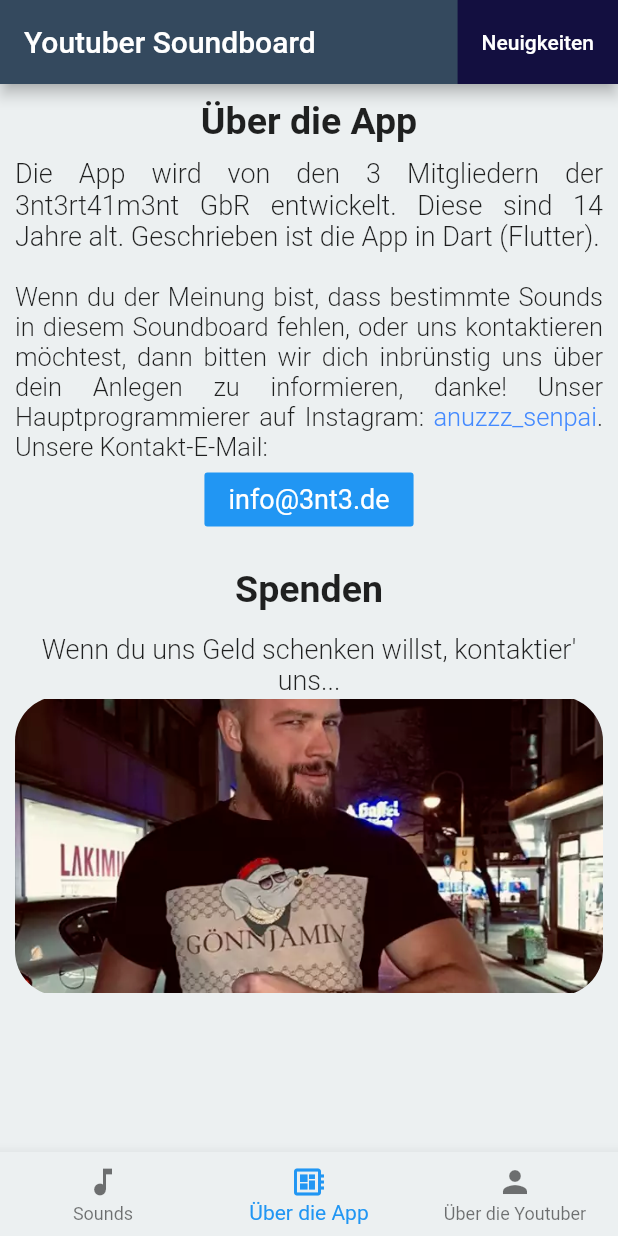
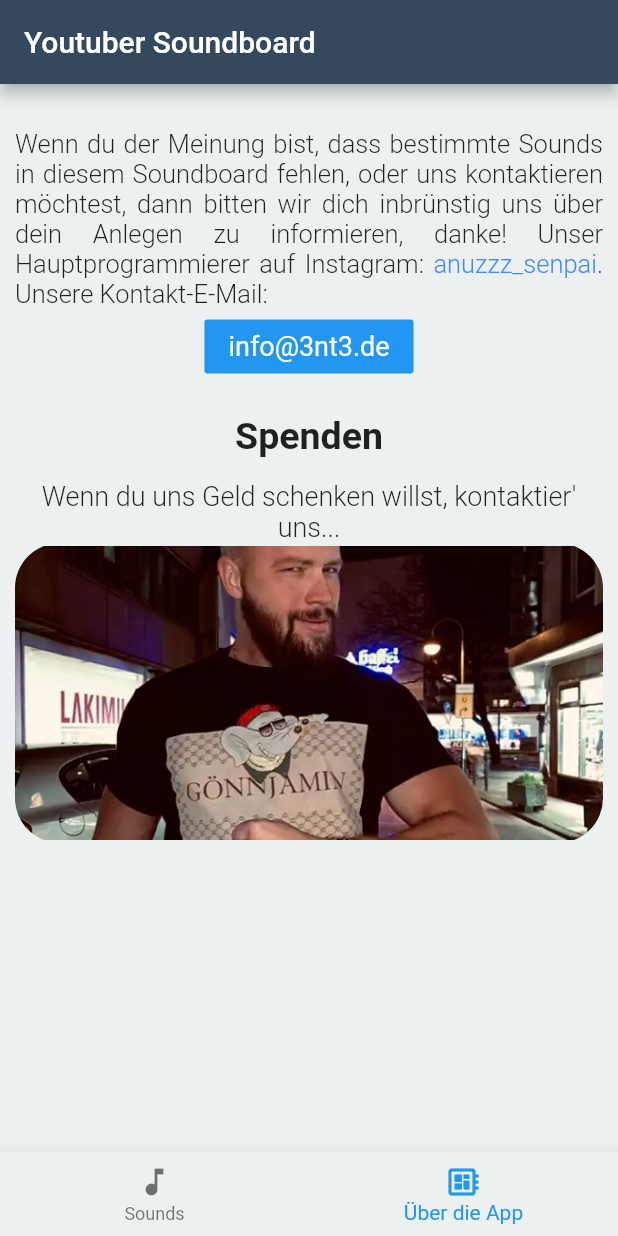
Before and after one commit to entenclub/soundboard, a Flutter app: the screen it shows after launch, item 2 of the bottom bar chosen, on a phone screen of 412 x 824 dp. Run offline on Flutter 3.47's test engine with Material 2 defaults, Android fonts, the phone set to English and light mode, and no system bars; our stand-ins replace audioplayers; missing offline and left inert: esys_flutter_share.

Commit message:
remove useless about page and add güd ideaz

```diff
--- a/lib/main.dart
+++ b/lib/main.dart
@@ -1,21 +1,27 @@
 import 'package:flutter/material.dart';
 import 'pages/soundboard.dart';
 import 'pages/aboutTheApp.dart';
-import 'pages/about.dart';
 
-void main() => runApp(MyApp());
 
-class MyApp extends StatefulWidget {
+void main() => runApp(
+      SoundBoard(),
+    );
+
+class SoundBoard extends StatefulWidget {
   final String title;
   static final navKey = new GlobalKey<NavigatorState>();
-  const MyApp({Key navKey, this.title}) : super(key: navKey);
+  const SoundBoard({Key navKey, this.title}) : super(key: navKey);
 
   @override
   State<StatefulWidget> createState() {
-    return MyAppState();
-}}
+    return SoundBoardState();
+  }
+}
 
-class MyAppState extends State<MyApp> {
+class SoundBoardState extends State<SoundBoard>
+    with SingleTickerProviderStateMixin {
+  PageController _pageController;
+  int _currentPage = 0;
 
   Future<void> popUpAlert(BuildContext context) {
     return showDialog<void>(
@@ -25,28 +31,21 @@ class MyAppState extends State<MyApp> {
           shrinkWrap: true,
           padding: const EdgeInsets.all(20.0),
           children: <Widget>[
-          Center(child: AlertDialog(
-        title: Text('Neuigkeiten'),
-        content: RichText(text: TextSpan(
-          children: <TextSpan>[
-          TextSpan(text: 'Die neue Version 2.187 bringt folgendes'
-          + ' mit sich: \n• Neue Sounds + Youtuber \n• Sounds können nun geteilt werden (lange Halten)\n•'
-          + ' Ein E-Mail- & Spendenknopf \n• Nur zur Info: Wir arbeiten momentan daran, dass man in der App den'
-          + ' Systembenachrichtigungston ändern kann. Dies ist jedoch noch nicht in dieser Version enthalten.'
-          , style: TextStyle(fontSize: 17, color: Colors.black))])),
-        actions: <Widget>[
-          FlatButton(
-            child: Text('Ok'),
-            onPressed: () {
-              Navigator.of(context).pop();
-})]))]);});}
+            Center(),
+          ],
+        );
+      },
+    );
+  }
 
-  int selectedPage = 0;
-  final _options = [Soundboard(), AboutTheApp(), About()];
+  final _options = [
+    Soundboard(),
+    AboutTheApp(),
+  ];
 
   Widget build(BuildContext context) {
     return MaterialApp(
-      navigatorKey: MyApp.navKey,
+      navigatorKey: SoundBoard.navKey,
       home: Scaffold(
         backgroundColor: Color.fromRGBO(236, 240, 241, 1),
         appBar: AppBar(
@@ -55,28 +54,66 @@ class MyAppState extends State<MyApp> {
           actions: <Widget>[
             Container(
               margin: const EdgeInsets.only(right: 0),
-              decoration: BoxDecoration(
-              color: Color.fromRGBO(19, 15, 64,1)),
-              child: FlatButton(textColor: Colors.white, onPressed: () => popUpAlert(MyApp.navKey.currentState.overlay.context), child: Text("Neuigkeiten"))
-            )],
+              decoration: BoxDecoration(color: Color.fromRGBO(19, 15, 64, 1)),
             ),
-        body: _options[selectedPage],
+          ],
+        ),
+        body: _options[_currentPage],
         bottomNavigationBar: BottomNavigationBar(
           backgroundColor: Color.fromRGBO(236, 240, 241, 1),
-          currentIndex: selectedPage,
+          currentIndex: _currentPage,
           onTap: (int index) {
             setState(
               () {
-                selectedPage = index;
-});},
+                _currentPage = index;
+              },
+            );
+          },
           items: [
             BottomNavigationBarItem(
               icon: Icon(Icons.music_note),
               title: Text("Sounds"),
             ),
             BottomNavigationBarItem(
-                icon: Icon(Icons.developer_board), title: Text("Über die App")),
-            BottomNavigationBarItem(
-              icon: Icon(Icons.person),
-              title: Text("Über die Youtuber"),
-)])));}}
+              icon: Icon(Icons.developer_board),
+              title: Text("Über die App"),
+            ),
+          ],
+        ),
+      ),
+    );
+  }
+}
+
+// useless tingZZZ
+
+/* child: AlertDialog(
+                title: Text('Neuigkeiten'),
+                content: RichText(
+                  text: TextSpan(
+                    children: <TextSpan>[
+                      TextSpan(
+                          text: 'Die neue Version 2.187 bringt folgendes' +
+                              ' mit sich: \n• Neue Sounds + Youtuber \n• Sounds können nun geteilt werden (lange Halten)\n•' +
+                              ' Ein E-Mail- & Spendenknopf \n• Nur zur Info: Wir arbeiten momentan daran, dass man in der App den' +
+                              ' Systembenachrichtigungston ändern kann. Dies ist jedoch noch nicht in dieser Version enthalten.',
+                          style: TextStyle(fontSize: 17, color: Colors.black))
+                    ],
+                  ),
+                ),
+                actions: <Widget>[
+                  FlatButton(
+                    child: Text('Ok'),
+                    onPressed: () {
+                      Navigator.of(context).pop();
+                    },
+                  )
+                ],
+              ), */
+
+/* child: FlatButton(
+                textColor: Colors.white,
+                onPressed: () =>
+                    popUpAlert(SoundBoard.navKey.currentState.overlay.context),
+                child: Text("Neuigkeiten"),
+              ), */
--- a/lib/pages/aboutTheApp.dart
+++ b/lib/pages/aboutTheApp.dart
@@ -1,40 +1,44 @@
 import 'package:flutter/material.dart';
 import 'package:url_launcher/url_launcher.dart';
 
-final String donationUrl = "https://paypal.me/goennjamin187";
 final String mail = "mailto:info@3nt3.de?subject=Youtuber Soundboard";
 
 class AboutTheApp extends StatelessWidget {
   Widget build(BuildContext context) {
-    return ListView(children: <Widget>[Padding(
+    return ListView(
+      children: <Widget>[
+        Padding(
           padding: EdgeInsets.all(10),
-        child:  Column(
+          child: Column(
             children: <Widget>[
-              Text(
-                'Über die App',
-                style: TextStyle(
-                  fontSize: 25,
-                  fontWeight: FontWeight.bold,
-                ),
-              ),
-              Padding(
-                padding: EdgeInsets.only(top: 10),
-                child: Text(
-                "Die App wird von den 3 Mitgliedern der 3nt3rt41m3nt GbR entwickelt. Diese sind 14 Jahre alt. Geschrieben ist die App in Dart (Flutter).",
-                textAlign: TextAlign.justify,
-                style: TextStyle(fontSize: 18, fontWeight: FontWeight.w300),
-              )),
               Padding(
                 padding: EdgeInsets.only(top: 20),
                 child: RichText(
                   textAlign: TextAlign.justify,
-              text: TextSpan(style: DefaultTextStyle.of(context).style,
+                  text: TextSpan(
+                    style: DefaultTextStyle.of(context).style,
                     children: <TextSpan>[
-              TextSpan(text:"Wenn du der Meinung bist, dass bestimmte Sounds in diesem Soundboard fehlen, oder uns kontaktieren möchtest, dann bitten wir dich inbrünstig uns über dein Anlegen zu informieren, danke! Unser Hauptprogrammierer auf Instagram:",
-              style: TextStyle(fontSize: 17, fontWeight: FontWeight.w300, )),
-              TextSpan(text: " anuzzz_senpai", style: TextStyle(fontSize: 17, fontWeight: FontWeight.w300, color: Colors.blueAccent)),
-              TextSpan(text: ". Unsere Kontakt-E-Mail:", style: TextStyle(fontSize: 17, fontWeight: FontWeight.w300))
-            ]))
+                      TextSpan(
+                        text:
+                            "Wenn du der Meinung bist, dass bestimmte Sounds in diesem Soundboard fehlen, oder uns kontaktieren möchtest, dann bitten wir dich inbrünstig uns über dein Anlegen zu informieren, danke! Unser Hauptprogrammierer auf Instagram:",
+                        style: TextStyle(
+                          fontSize: 17,
+                          fontWeight: FontWeight.w300,
+                        ),
+                      ),
+                      TextSpan(
+                          text: " anuzzz_senpai",
+                          style: TextStyle(
+                              fontSize: 17,
+                              fontWeight: FontWeight.w300,
+                              color: Colors.blueAccent)),
+                      TextSpan(
+                          text: ". Unsere Kontakt-E-Mail:",
+                          style: TextStyle(
+                              fontSize: 17, fontWeight: FontWeight.w300))
+                    ],
+                  ),
+                ),
               ),
               // mail
               Padding(
@@ -47,38 +51,42 @@ class AboutTheApp extends StatelessWidget {
                   onPressed: () async {
                     if (await canLaunch(mail)) {
                       await launch(mail);
-    }},
-      child: (Text("info@3nt3.de", style: TextStyle(fontSize: 18, fontWeight: FontWeight.w400),)
-  ))
+                    }
+                  },
+                  child: (Text(
+                    "info@3nt3.de",
+                    style: TextStyle(fontSize: 18, fontWeight: FontWeight.w400),
+                  )),
+                ),
               ),
               Padding(
                   padding: EdgeInsets.only(top: 20),
                   child: Center(
                       child: Text("Spenden",
                           textAlign: TextAlign.center,
-                style: TextStyle(fontSize: 25, fontWeight: FontWeight.bold)))),
+                          style: TextStyle(
+                              fontSize: 25, fontWeight: FontWeight.bold)))),
               Padding(
                 padding: EdgeInsets.only(top: 15),
                 child: Center(
-                child: Text("Wenn du uns Geld schenken willst, kontaktier' uns...",
+                  child: Text(
+                    "Wenn du uns Geld schenken willst, kontaktier' uns...",
                     textAlign: TextAlign.center,
-                style: TextStyle(fontSize: 18, fontWeight: FontWeight.w300)))),
-     /* Padding(
-      padding: EdgeInsets.all(1),
-      child: FlatButton(
-        hoverColor: Colors.lightBlue,
-        color: Colors.blueAccent,
-        textColor: Colors.white,
-        splashColor: Colors.blueAccent,
-        onPressed: () async {
-          if (await canLaunch(donationUrl)) {
-        await launch(donationUrl);
-    }},
-      child: (Text("https://paypal.me/goennjamin187", style: TextStyle(fontSize: 18, fontWeight: FontWeight.w400))
-  ))),
-*/
-  Container(child: ClipRRect(
+                    style: TextStyle(fontSize: 18, fontWeight: FontWeight.w300),
+                  ),
+                ),
+              ),
+              Container(
+                child: ClipRRect(
                   borderRadius: BorderRadius.circular(30),
-  child:
-  Image.asset("assets/icon/derBoss.png", width: 550, height: 200, fit: BoxFit.fitWidth)))
-]))]);}}
+                  child: Image.asset("assets/icon/derBoss.png",
+                      width: 550, height: 200, fit: BoxFit.fitWidth),
+                ),
+              ),
+            ],
+          ),
+        ),
+      ],
+    );
+  }
+}
```
Also changed, not shown: lib/about/justin.dart (deleted, +0 -38 lines), lib/about/knossi.dart (deleted, +0 -36 lines), lib/about/monte.dart (deleted, +0 -36 lines), lib/about/stanni.dart (deleted, +0 -31 lines), lib/about/unge.dart (deleted, +0 -32 lines), lib/pages/about.dart (deleted, +0 -18 lines), lib/pages/favourites.dart (+30 -27 lines), lib/pages/soundButton.dart (+23 -16 lines), lib/pages/soundboard.dart (+172 -72 lines). Lines whose indentation alone changed are shown as unchanged.
